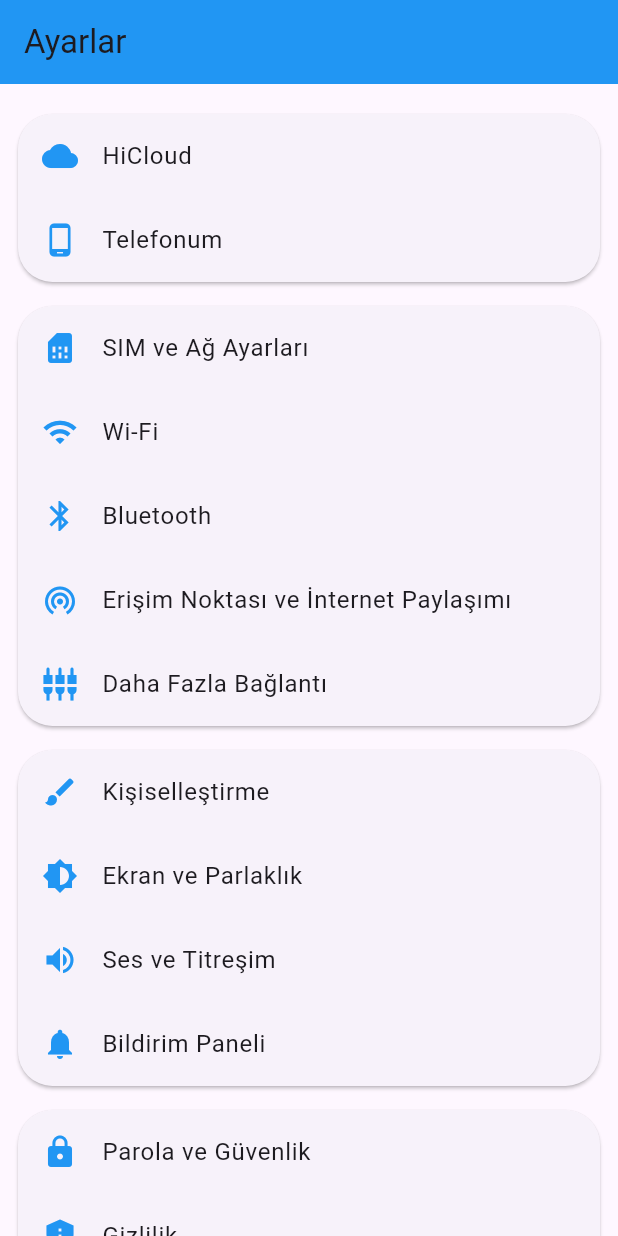
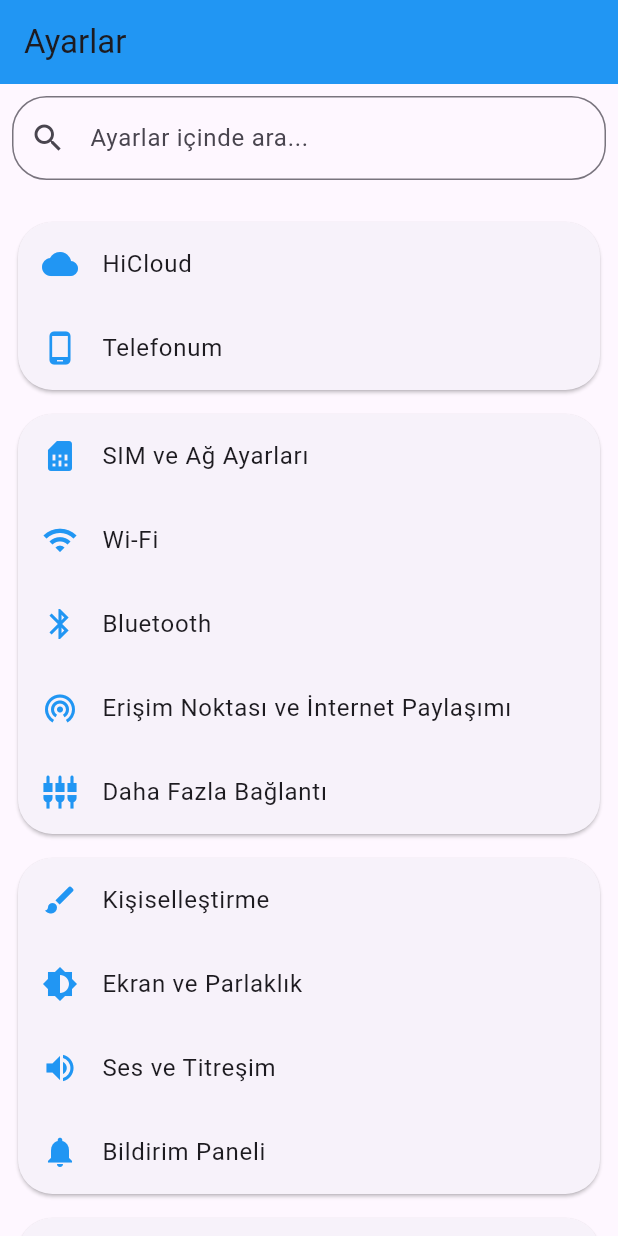
Before and after one commit to nsibvlizad-hub/Sin, a Flutter app: the screen it shows after launch, on a phone screen of 412 x 824 dp. Run offline on Flutter 3.47's test engine with Material 3 defaults, Android fonts, the phone set to English and light mode, and no system bars; our stand-ins replace shared_preferences; missing offline and left inert: android_intent_plus.

Commit message:
Update main.dart

```diff
--- a/lib/main.dart
+++ b/lib/main.dart
@@ -17,7 +17,14 @@ class MyApp extends StatelessWidget {
   }
 }
 
-class SettingsHome extends StatelessWidget {
+class SettingsHome extends StatefulWidget {
+  @override
+  State<SettingsHome> createState() => _SettingsHomeState();
+}
+
+class _SettingsHomeState extends State<SettingsHome> {
+  String searchQuery = "";
+
   // 📌 Gruplar (başlıksız)
   final List<List<Map<String, dynamic>>> groupedSettings = [
     [
@@ -61,24 +68,55 @@ class SettingsHome extends StatelessWidget {
     ],
   ];
 
-  SettingsHome({super.key});
-
   @override
   Widget build(BuildContext context) {
+    // Arama filtresi
+    final filteredGroups = groupedSettings.map((group) {
+      return group
+          .where((item) => item['title']
+              .toString()
+              .toLowerCase()
+              .contains(searchQuery.toLowerCase()))
+          .toList();
+    }).where((group) => group.isNotEmpty).toList();
+
     return Scaffold(
       appBar: AppBar(
         title: const Text("Ayarlar"),
         backgroundColor: Colors.blue,
       ),
-      body: ListView.builder(
+      body: Column(
+        children: [
+          // 📌 Arama Çubuğu
+          Padding(
+            padding: const EdgeInsets.all(8.0),
+            child: TextField(
+              decoration: InputDecoration(
+                hintText: "Ayarlar içinde ara...",
+                prefixIcon: const Icon(Icons.search),
+                border: OutlineInputBorder(
+                  borderRadius: BorderRadius.circular(23),
+                ),
+              ),
+              onChanged: (value) {
+                setState(() {
+                  searchQuery = value;
+                });
+              },
+            ),
+          ),
+
+          // 📌 Ayar Listesi
+          Expanded(
+            child: ListView.builder(
               padding: const EdgeInsets.all(12),
-        itemCount: groupedSettings.length,
+              itemCount: filteredGroups.length,
               itemBuilder: (context, groupIndex) {
-          final items = groupedSettings[groupIndex];
+                final items = filteredGroups[groupIndex];
 
                 return Card(
                   shape: RoundedRectangleBorder(
-              borderRadius: BorderRadius.circular(23), // 📌 Grup kartı oval
+                    borderRadius: BorderRadius.circular(23),
                   ),
                   margin: const EdgeInsets.symmetric(vertical: 8),
                   child: Column(
@@ -105,6 +143,9 @@ class SettingsHome extends StatelessWidget {
                 );
               },
             ),
+          ),
+        ],
+      ),
     );
   }
 }
@@ -118,8 +159,7 @@ class PhoneInfoPage extends StatelessWidget {
       appBar: AppBar(title: const Text("Telefonum")),
       body: Padding(
         padding: const EdgeInsets.all(16),
-        child: Column(
-          crossAxisAlignment: CrossAxisAlignment.start,
+        child: ListView(
           children: const [
             Text("Android Sürümü: 16", style: TextStyle(fontSize: 18)),
             SizedBox(height: 8),
@@ -129,6 +169,16 @@ class PhoneInfoPage extends StatelessWidget {
             SizedBox(height: 8),
             Text("RAM: 8 GB", style: TextStyle(fontSize: 18)),
             SizedBox(height: 8),
+            Text("Depolama: 128 GB", style: TextStyle(fontSize: 18)),
+            SizedBox(height: 8),
+            Text("İşlemci: MediaTek Helio A22", style: TextStyle(fontSize: 18)),
+            SizedBox(height: 8),
+            Text("Cihaz Adı: Sinan'ın Telefonu", style: TextStyle(fontSize: 18)),
+            SizedBox(height: 8),
+            Text("IMEI: 356789123456789", style: TextStyle(fontSize: 18)),
+            SizedBox(height: 8),
+            Text("Güvenlik Yaması: 1 Ağustos 2025", style: TextStyle(fontSize: 18)),
+            SizedBox(height: 8),
             Text("Knox: 3.9", style: TextStyle(fontSize: 18)),
           ],
         ),
```
Lines whose indentation alone changed are shown as unchanged.
